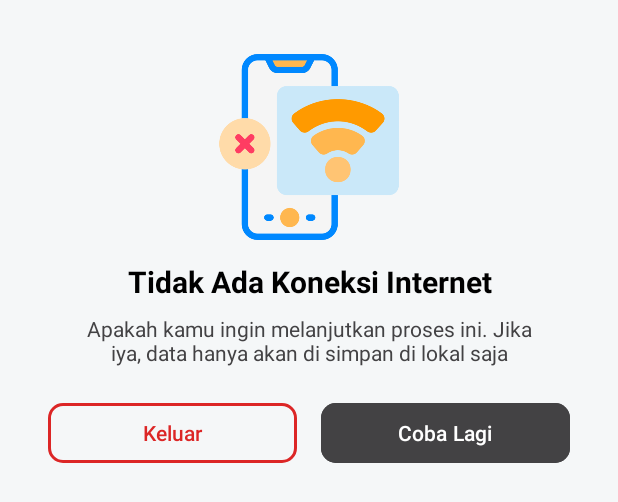
After one commit to hamdaniqhmqd/APK-Monitoring-Gudang, an Android app: the layout notifikasi_alert_dialog.xml on its own in the app's theme, with its tools: preview values and no code run, on a phone screen of 412 x 824 dp. The commit adds this screen. Shown: the top 502 px of the screen. Run offline under Robolectric (Android 15) with nearby library versions, the phone set to English and light mode, and no system bars.

Commit message:
penambahkan notifikasi jika tidak ada internet

```diff
--- a/app/src/main/java/com/tugas/aplikasimonitoringgudang/ui/LoadScreenActivity.kt
+++ b/app/src/main/java/com/tugas/aplikasimonitoringgudang/ui/LoadScreenActivity.kt
@@ -3,14 +3,15 @@ package com.tugas.aplikasimonitoringgudang.ui
 import android.content.Intent
 import android.os.Bundle
 import android.os.Handler
-import android.os.Looper
 import androidx.appcompat.app.AppCompatActivity
 import com.tugas.aplikasimonitoringgudang.databinding.ActivityLoadScreenBinding
-import android.content.SharedPreferences
+import android.widget.Button
 import android.widget.Toast
 import com.tugas.aplikasimonitoringgudang.R
 import androidx.activity.viewModels
+import androidx.appcompat.app.AlertDialog
 import androidx.core.content.ContextCompat
+import com.tugas.aplikasimonitoringgudang.api.NetworkHelper
 import com.tugas.aplikasimonitoringgudang.data.session.AppPreferences
 import com.tugas.aplikasimonitoringgudang.veiwModel.UserViewModel
 
@@ -24,10 +25,21 @@ class LoadScreenActivity : AppCompatActivity() {
         binding = ActivityLoadScreenBinding.inflate(layoutInflater)
         setContentView(binding.root)
 
+        val networkHelper = NetworkHelper(this)
+
+        // cek koneksi internet
+        if (networkHelper.isConnected()) {
+            loadScreen()
+        } else {
+            AlertConnect()
+        }
+
         window.statusBarColor = ContextCompat.getColor(this, R.color.kuning)
 
         viewModel.sinkronisasiDataUser()
+    }
 
+    private fun loadScreen() {
         Handler().postDelayed({
             AppPreferences.init(this)
             val userId = AppPreferences.getUserId()
@@ -35,7 +47,7 @@ class LoadScreenActivity : AppCompatActivity() {
             val isLoggedIn = AppPreferences.isLoggedIn()
 
             val intent = if (isLoggedIn) {
-                Toast.makeText(this, "Selamat Datang Kembali, $username! $userId", Toast.LENGTH_SHORT).show()
+                Toast.makeText(this, "Selamat Datang Kembali, $username!", Toast.LENGTH_SHORT).show()
                 Intent(this, MainActivity::class.java)
             } else {
                 Intent(this, AwalActivity::class.java)
@@ -45,4 +57,30 @@ class LoadScreenActivity : AppCompatActivity() {
             finish()
         }, 1000)
     }
+
+    private fun AlertConnect() {
+        // Inflate custom layout
+        val dialogView = layoutInflater.inflate(R.layout.notifikasi_alert_dialog, null)
+
+        // Bangun AlertDialog
+        val alertDialog = AlertDialog.Builder(this)
+            .setView(dialogView) // Gunakan layout kustom
+            .setCancelable(false) // Tidak bisa ditutup kecuali klik tombol
+            .create()
+
+        // Atur aksi untuk tombol
+        dialogView.findViewById<Button>(R.id.btn_coba_lagi).setOnClickListener {
+            // Reload Activity untuk cek ulang koneksi
+            recreate()
+            alertDialog.dismiss()
+        }
+
+        dialogView.findViewById<Button>(R.id.btn_batal).setOnClickListener {
+            // Tutup aplikasi
+            finish()
+        }
+
+        // Tampilkan AlertDialog
+        alertDialog.show()
+    }
 }
--- /dev/null
+++ b/app/src/main/res/layout/notifikasi_alert_dialog.xml
@@ -0,0 +1,103 @@
+<?xml version="1.0" encoding="utf-8"?>
+<androidx.constraintlayout.widget.ConstraintLayout xmlns:android="http://schemas.android.com/apk/res/android"
+    xmlns:app="http://schemas.android.com/apk/res-auto"
+    xmlns:tools="http://schemas.android.com/tools"
+    android:layout_width="match_parent"
+    android:layout_height="wrap_content"
+    android:background="@color/putih_bg"
+    android:paddingHorizontal="24dp"
+    android:paddingVertical="36dp">
+
+    <!-- Icon atau Gambar -->
+    <ImageView
+        android:id="@+id/dialog_icon"
+        android:layout_width="124dp"
+        android:layout_height="124dp"
+        android:layout_gravity="center_horizontal"
+        android:contentDescription="Icon"
+        android:src="@drawable/no_connection"
+        app:layout_constraintEnd_toEndOf="parent"
+        app:layout_constraintStart_toStartOf="parent"
+        app:layout_constraintTop_toTopOf="parent" />
+
+    <!-- Judul -->
+    <TextView
+        android:id="@+id/dialog_title"
+        android:layout_width="0dp"
+        android:layout_height="wrap_content"
+        android:layout_marginHorizontal="24dp"
+        android:layout_marginTop="14dp"
+        android:gravity="center"
+        android:text="Tidak Ada Koneksi Internet"
+        android:textColor="@color/black"
+        android:textSize="20sp"
+        android:textStyle="bold"
+        app:layout_constraintEnd_toEndOf="parent"
+        app:layout_constraintStart_toStartOf="parent"
+        app:layout_constraintTop_toBottomOf="@+id/dialog_icon" />
+
+    <!-- Pesan -->
+    <TextView
+        android:id="@+id/dialog_message"
+        android:layout_width="0dp"
+        android:layout_height="wrap_content"
+        android:layout_marginHorizontal="24dp"
+        android:layout_marginTop="8dp"
+        android:gravity="center"
+        android:text="Apakah kamu ingin melanjutkan proses ini. Jika iya, data hanya akan di simpan di lokal saja"
+        android:textColor="@color/hitam_smooth"
+        android:textSize="14sp"
+        app:layout_constraintEnd_toEndOf="parent"
+        app:layout_constraintStart_toStartOf="parent"
+        app:layout_constraintTop_toBottomOf="@+id/dialog_title" />
+
+    <!-- Tombol -->
+    <androidx.constraintlayout.widget.ConstraintLayout
+        android:layout_width="0dp"
+        android:layout_height="wrap_content"
+        android:layout_marginTop="20dp"
+        app:layout_constraintEnd_toEndOf="parent"
+        app:layout_constraintStart_toStartOf="parent"
+        app:layout_constraintTop_toBottomOf="@+id/dialog_message">
+
+        <androidx.constraintlayout.widget.Guideline
+            android:id="@+id/vertikal"
+            android:layout_width="match_parent"
+            android:layout_height="match_parent"
+            android:orientation="vertical"
+            app:layout_constraintGuide_percent="0.5" />
+
+        <!-- Tombol "Coba Lagi" -->
+        <com.google.android.material.button.MaterialButton
+            android:id="@+id/btn_coba_lagi"
+            android:layout_width="0dp"
+            android:layout_height="wrap_content"
+            android:layout_marginHorizontal="8dp"
+            android:backgroundTint="@color/hitam_smooth"
+            android:text="Coba Lagi"
+            android:textColor="@color/white"
+            app:cornerRadius="10dp"
+            app:layout_constraintBottom_toBottomOf="parent"
+            app:layout_constraintEnd_toEndOf="parent"
+            app:layout_constraintStart_toEndOf="@+id/vertikal"
+            app:layout_constraintTop_toTopOf="parent" />
+
+        <!-- Tombol "Keluar" -->
+        <com.google.android.material.button.MaterialButton
+            android:id="@+id/btn_batal"
+            android:layout_width="0dp"
+            android:layout_height="wrap_content"
+            android:layout_marginHorizontal="8dp"
+            android:backgroundTint="@color/putih_bg"
+            android:text="Keluar"
+            android:textColor="@color/merah_hapus"
+            app:cornerRadius="10dp"
+            app:layout_constraintBottom_toBottomOf="parent"
+            app:layout_constraintEnd_toStartOf="@+id/vertikal"
+            app:layout_constraintStart_toStartOf="parent"
+            app:layout_constraintTop_toTopOf="parent"
+            app:strokeColor="@color/merah_hapus"
+            app:strokeWidth="2dp" />
+    </androidx.constraintlayout.widget.ConstraintLayout>
+
+</androidx.constraintlayout.widget.ConstraintLayout>
--- a/app/src/main/res/values/colors.xml
+++ b/app/src/main/res/values/colors.xml
@@ -9,6 +9,8 @@
     <color name="putih">#F5F7F8</color>
     <color name="hitam">#000000</color>
     <color name="hitam_smooth">#434244</color>
+    <color name="hitam_transparant">#D4434244</color>
+    <color name="transparant">#00F4CE14</color>
     <color name="hijau_masuk">#bbf7d0</color>
     <color name="merah_keluar">#fecaca</color>
     <color name="putih_smooth">#d6d3d1</color>
```
Also changed, not shown: app/src/main/res/drawable/no_connection.png (added).
